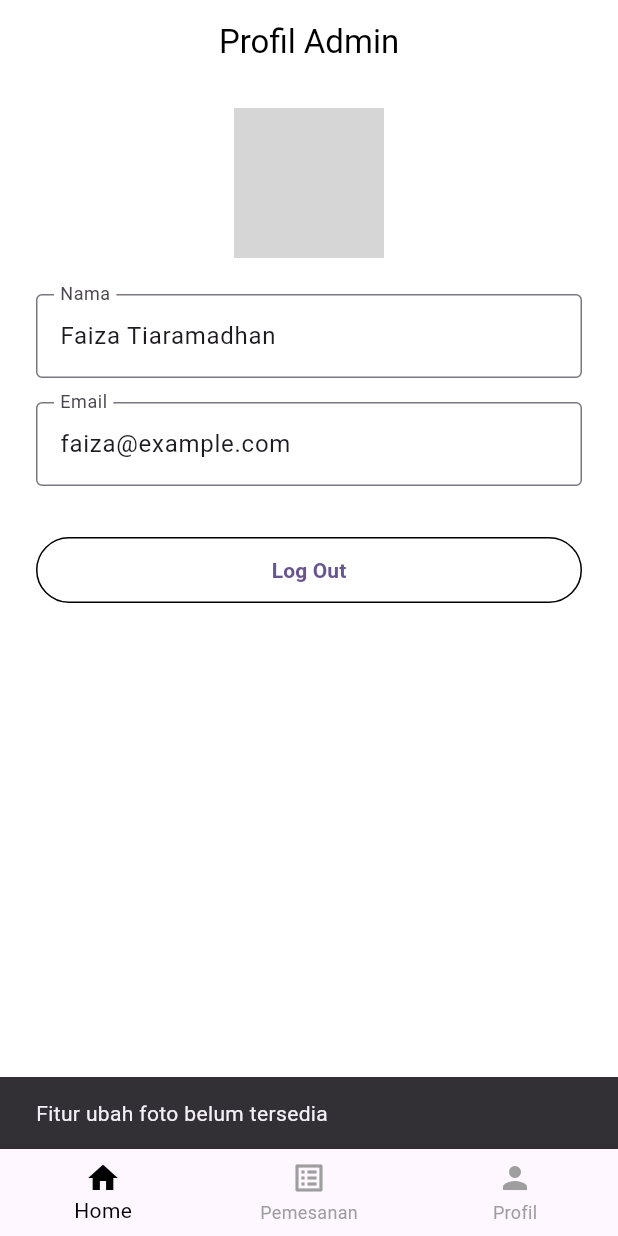
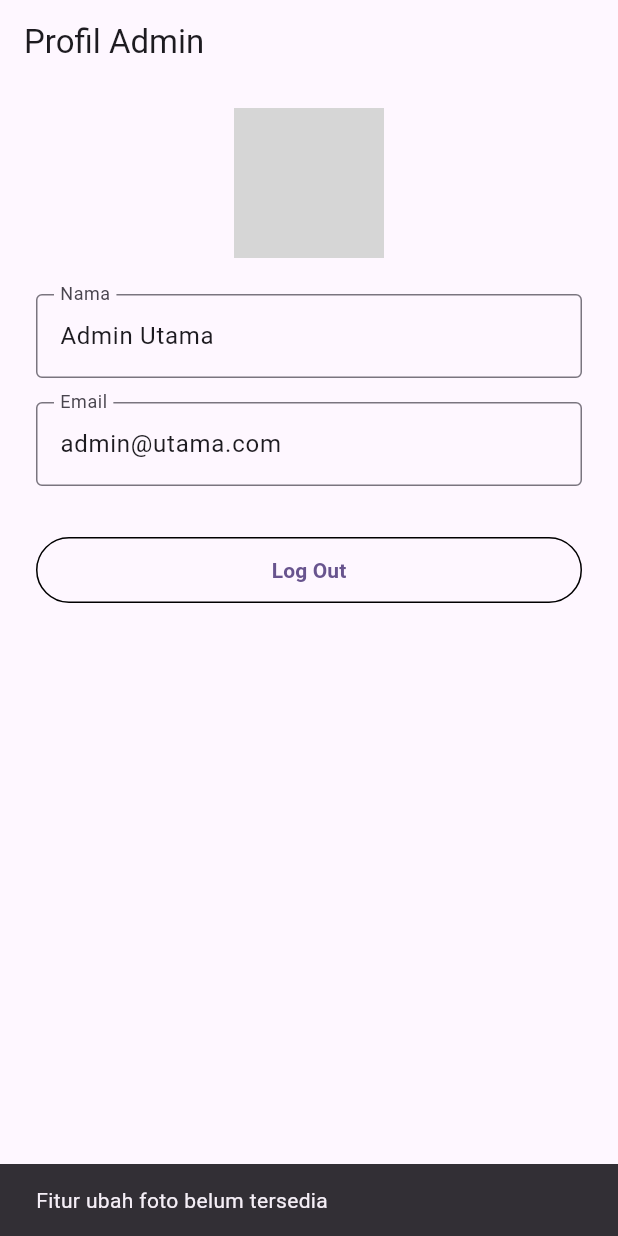
Before and after one commit to faizaST/klmpk_3, a Flutter app: the screen it shows after launch, after a tap on the "edit" icon, on a phone screen of 412 x 824 dp. Run offline on Flutter 3.47's test engine with Material 3 defaults, Android fonts, the phone set to English and light mode, and no system bars; grey boxes are pictures that could not be loaded.

Commit message:
mengganti file profil admin

```diff
--- /dev/null
+++ b/lib/screens/admin/admin_profil_body_page.dart
@@ -0,0 +1,90 @@
+import 'package:flutter/material.dart';
+
+class AdminProfilBody extends StatelessWidget {
+  final TextEditingController namaController;
+  final TextEditingController emailController;
+  final VoidCallback onLogout;
+
+  const AdminProfilBody({
+    super.key,
+    required this.namaController,
+    required this.emailController,
+    required this.onLogout,
+  });
+
+  @override
+  Widget build(BuildContext context) {
+    return SingleChildScrollView(
+      padding: const EdgeInsets.symmetric(horizontal: 24, vertical: 16),
+      child: Column(
+        children: [
+          Stack(
+            alignment: Alignment.bottomRight,
+            children: [
+              const CircleAvatar(
+                radius: 50,
+                backgroundImage: AssetImage('assets/avatar_admin.png'),
+              ),
+              Positioned(
+                bottom: 0,
+                right: 0,
+                child: Container(
+                  decoration: const BoxDecoration(
+                    color: Colors.white,
+                    shape: BoxShape.circle,
+                  ),
+                  child: IconButton(
+                    icon: const Icon(Icons.edit, size: 20),
+                    onPressed: () {
+                      ScaffoldMessenger.of(context).showSnackBar(
+                        const SnackBar(
+                          content: Text("Fitur ubah foto belum tersedia"),
+                        ),
+                      );
+                    },
+                  ),
+                ),
+              ),
+            ],
+          ),
+          const SizedBox(height: 24),
+          TextField(
+            controller: namaController,
+            decoration: const InputDecoration(
+              labelText: 'Nama',
+              border: OutlineInputBorder(),
+            ),
+          ),
+          const SizedBox(height: 16),
+          TextField(
+            controller: emailController,
+            decoration: const InputDecoration(
+              labelText: 'Email',
+              border: OutlineInputBorder(),
+            ),
+          ),
+          const SizedBox(height: 32),
+          SizedBox(
+            width: double.infinity,
+            child: OutlinedButton(
+              onPressed: onLogout,
+              style: OutlinedButton.styleFrom(
+                side: const BorderSide(color: Colors.black),
+                shape: RoundedRectangleBorder(
+                  borderRadius: BorderRadius.circular(30),
+                ),
+              ),
+              child: const Padding(
+                padding: EdgeInsets.symmetric(vertical: 12),
+                child: Text(
+                  'Log Out',
+                  style: TextStyle(fontWeight: FontWeight.bold),
+                ),
+              ),
+            ),
+          ),
+        ],
+      ),
+    );
+  }
+}
--- a/lib/screens/admin/admin_profil_page.dart
+++ b/lib/screens/admin/admin_profil_page.dart
@@ -1,6 +1,5 @@
 import 'package:flutter/material.dart';
-//import 'pemesanan_page.dart';
-//import 'admin_home_page.dart';
+import 'admin_profil_body_page.dart';
 
 class AdminProfilPage extends StatefulWidget {
   const AdminProfilPage({super.key});
@@ -10,162 +9,31 @@ class AdminProfilPage extends StatefulWidget {
 }
 
 class _AdminProfilPageState extends State<AdminProfilPage> {
-  int _selectedIndex = 2;
-
   final TextEditingController _namaController = TextEditingController(
-    text: 'Faiza Tiaramadhan',
+    text: 'Admin Utama',
   );
   final TextEditingController _emailController = TextEditingController(
-    text: 'faiza@example.com',
+    text: 'admin@utama.com',
   );
 
-  void _onNavTapped(int index) {
-    if (index == _selectedIndex) return;
-
-    setState(() => _selectedIndex = index);
-
-    switch (index) {
-      case 0:
-        //Navigator.pushReplacement(
-          //context,
-          //MaterialPageRoute(builder: (_) => AdminHomePage()),
-        //);
-        break;
-      case 1:
-        //Navigator.pushReplacement(
-          //context,
-          //MaterialPageRoute(builder: (_) => PemesananPage()),
-        //);
-        break;
-      case 2:
-        // Stay on Profil
-        break;
-    }
-  }
-
   void _logout() {
-    showDialog(
-      context: context,
-      builder:
-          (_) => AlertDialog(
-            title: const Text('Konfirmasi'),
-            content: const Text('Apakah kamu yakin ingin logout?'),
-            actions: [
-              TextButton(
-                onPressed: () => Navigator.pop(context),
-                child: const Text('Batal'),
-              ),
-              ElevatedButton(
-                onPressed: () {
-                  Navigator.pop(context);
-                  ScaffoldMessenger.of(context).showSnackBar(
-                    const SnackBar(content: Text('Berhasil logout')),
-                  );
-                },
-                child: const Text('Ya'),
-              ),
-            ],
-          ),
-    );
+    ScaffoldMessenger.of(
+      context,
+    ).showSnackBar(const SnackBar(content: Text('Berhasil logout')));
   }
 
   @override
 Widget build(BuildContext context) {
   return Scaffold(
-      backgroundColor: Colors.white,
     appBar: AppBar(
       title: const Text('Profil Admin'),
-        centerTitle: true,
-        backgroundColor: Colors.white,
-        foregroundColor: Colors.black,
-        elevation: 0,
     ),
-      body: SingleChildScrollView(
-        padding: const EdgeInsets.symmetric(horizontal: 24, vertical: 16),
-        child: Column(
-          children: [
-            Stack(
-              alignment: Alignment.bottomRight,
-              children: [
-                const CircleAvatar(
-                  radius: 50,
-                  backgroundImage: AssetImage('assets/avatar.png'),
-                ),
-                Positioned(
-                  bottom: 0,
-                  right: 0,
-                  child: Container(
-                    decoration: const BoxDecoration(
-                      color: Colors.white,
-                      shape: BoxShape.circle,
-                    ),
-                    child: IconButton(
-                      icon: const Icon(Icons.edit, size: 20),
-                      onPressed: () {
-                        ScaffoldMessenger.of(context).showSnackBar(
-                          const SnackBar(
-                            content: Text("Fitur ubah foto belum tersedia"),
-                          ),
-                        );
-                      },
-                    ),
-                  ),
-                ),
-              ],
-            ),
-            const SizedBox(height: 24),
-            TextField(
-              controller: _namaController,
-              decoration: const InputDecoration(
-                labelText: 'Nama',
-                border: OutlineInputBorder(),
-              ),
-            ),
-            const SizedBox(height: 16),
-            TextField(
-              controller: _emailController,
-              decoration: const InputDecoration(
-                labelText: 'Email',
-                border: OutlineInputBorder(),
-              ),
-            ),
-            const SizedBox(height: 32),
-            SizedBox(
-              width: double.infinity,
-              child: OutlinedButton(
-                onPressed: _logout,
-                style: OutlinedButton.styleFrom(
-                  side: const BorderSide(color: Colors.black),
-                  shape: RoundedRectangleBorder(
-                    borderRadius: BorderRadius.circular(30),
-                  ),
-                ),
-                child: const Padding(
-                  padding: EdgeInsets.symmetric(vertical: 12),
-                  child: Text(
-                    'Log Out',
-                    style: TextStyle(fontWeight: FontWeight.bold),
-                  ),
-                ),
-              ),
-            ),
-          ],
-        ),
-      ),
-      bottomNavigationBar: BottomNavigationBar(
-        currentIndex: _selectedIndex,
-        onTap: _onNavTapped,
-        selectedItemColor: Colors.black,
-        unselectedItemColor: Colors.grey,
-        items: const [
-          BottomNavigationBarItem(icon: Icon(Icons.home), label: 'Home'),
-          BottomNavigationBarItem(
-            icon: Icon(Icons.list_alt),
-            label: 'Pemesanan',
-          ),
-          BottomNavigationBarItem(icon: Icon(Icons.person), label: 'Profil'),
-        ],
+    body: AdminProfilBody(
+      namaController: _namaController,
+      emailController: _emailController,
+      onLogout: _logout,
     ),
   );
 }
+
 }
```
Also changed, not shown: lib/screens/admin/admin_profil_full_page.dart (added, +104 -0 lines). Lines whose indentation alone changed are shown as unchanged.
